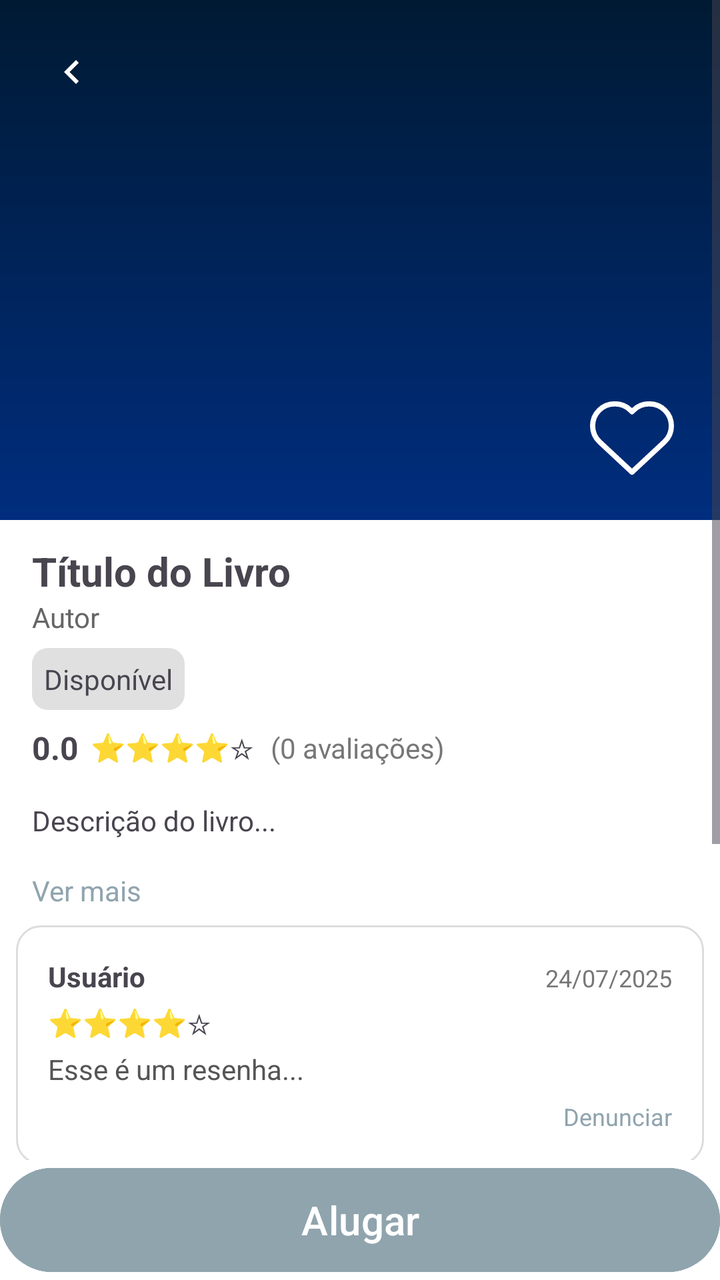
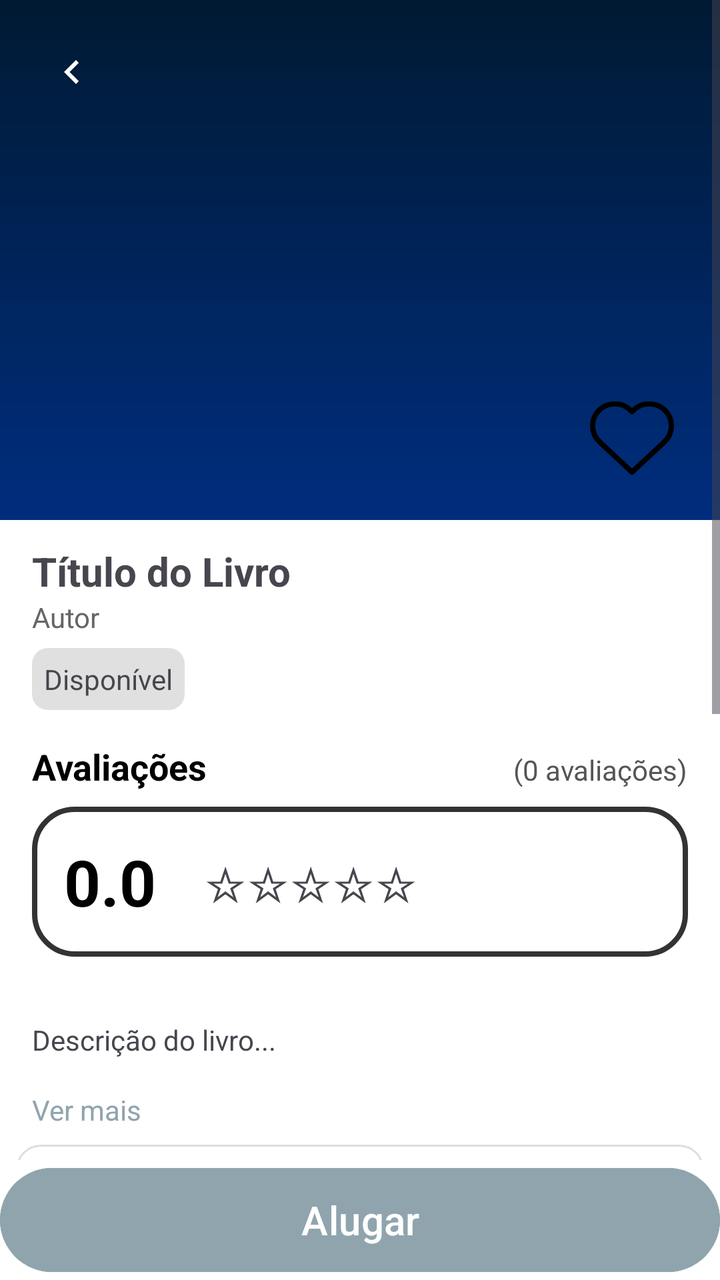

Before-and-after screenshots of an Android layout around one commit, followed by the original layout XML and the change that was made.
<!-- AndroidManifest.xml: application theme Theme.Bibliotecaapp -->
<!-- res/layout/tela_livro.xml -->
<?xml version="1.0" encoding="utf-8"?>
<LinearLayout
    xmlns:android="http://schemas.android.com/apk/res/android"
    xmlns:app="http://schemas.android.com/apk/res-auto"
    xmlns:tools="http://schemas.android.com/tools"
    android:layout_width="match_parent"
    android:layout_height="match_parent"
    android:orientation="vertical"
    android:background="#FFFFFF">

    
    <ScrollView
        android:layout_width="match_parent"
        android:layout_height="0dp"
        android:layout_weight="1">

        <LinearLayout
            android:layout_width="match_parent"
            android:layout_height="wrap_content"
            android:orientation="vertical">

            
            <androidx.constraintlayout.widget.ConstraintLayout
                android:layout_width="match_parent"
                android:layout_height="260dp"
                android:background="@drawable/background_header">

                
                <ImageButton
                    android:id="@+id/btnVoltar"
                    android:layout_width="40dp"
                    android:layout_height="40dp"
                    android:layout_margin="16dp"
                    android:background="?attr/selectableItemBackgroundBorderless"
                    android:src="@drawable/ic_leftarrow"
                    app:layout_constraintTop_toTopOf="parent"
                    app:layout_constraintStart_toStartOf="parent"/>

                
                <ImageView
                    android:id="@+id/imgCapa"
                    android:layout_width="140dp"
                    android:layout_height="200dp"
                    android:scaleType="centerCrop"
                    app:layout_constraintTop_toTopOf="parent"
                    app:layout_constraintBottom_toBottomOf="parent"
                    app:layout_constraintStart_toStartOf="parent"
                    app:layout_constraintEnd_toEndOf="parent"/>


                <ImageButton
                    android:id="@+id/btnCurtir"
                    android:layout_width="56dp"
                    android:layout_height="70dp"
                    android:layout_marginTop="184dp"
                    android:layout_marginEnd="16dp"
                    android:background="?attr/selectableItemBackgroundBorderless"
                    android:src="@drawable/ic_heart"
                    app:layout_constraintEnd_toEndOf="parent"
                    app:layout_constraintTop_toTopOf="parent" />

            </androidx.constraintlayout.widget.ConstraintLayout>

            
            <TextView
                android:id="@+id/txtTitulo"
                android:layout_width="match_parent"
                android:layout_height="wrap_content"
                android:text="Título do Livro"
                android:textStyle="bold"
                android:textSize="20sp"
                android:paddingStart="16dp"
                android:paddingTop="12dp"/>

            
            <TextView
                android:id="@+id/txtAutor"
                android:layout_width="match_parent"
                android:layout_height="wrap_content"
                android:text="Autor"
                android:textColor="#666"
                android:paddingStart="16dp"/>

            
            <TextView
                android:id="@+id/txtStatus"
                android:layout_width="wrap_content"
                android:layout_height="wrap_content"
                android:text="Disponível"
                android:padding="6dp"
                android:layout_marginStart="16dp"
                android:layout_marginTop="6dp"
                android:background="@drawable/bg_status"/>

            
            <LinearLayout
                android:layout_width="match_parent"
                android:layout_height="wrap_content"
                android:orientation="horizontal"
                android:paddingStart="16dp"
                android:paddingTop="8dp"
                android:gravity="center_vertical">

                <TextView
                    android:id="@+id/txtMedia"
                    android:layout_width="wrap_content"
                    android:layout_height="wrap_content"
                    android:text="0.0"
                    android:textStyle="bold"
                    android:textSize="16sp"/>

                <TextView
                    android:id="@+id/txtEstrelasMedia"
                    android:layout_width="wrap_content"
                    android:layout_height="wrap_content"
                    android:text="⭐⭐⭐⭐☆"
                    android:layout_marginStart="6dp"/>

                <TextView
                    android:id="@+id/txtTotalAvaliacoes"
                    android:layout_width="wrap_content"
                    android:layout_height="wrap_content"
                    android:text="(0 avaliações)"
                    android:textColor="#777"
                    android:layout_marginStart="8dp"/>
            </LinearLayout>

            
            <TextView
                android:id="@+id/txtDescricao"
                android:layout_width="match_parent"
                android:layout_height="wrap_content"
                android:text="Descrição do livro..."
                android:maxLines="4"
                android:ellipsize="end"
                android:padding="16dp"/>

            <TextView
                android:id="@+id/btnVerMais"
                android:layout_width="wrap_content"
                android:layout_height="wrap_content"
                android:text="Ver mais"
                android:textColor="@color/padrao_app"
                android:paddingStart="16dp"/>

            
            <include
                android:id="@+id/avaliacao1"
                layout="@layout/item_avaliacao" />

            <include
                android:id="@+id/avaliacao2"
                layout="@layout/item_avaliacao" />

            
            <TextView
                android:id="@+id/txtSemAvaliacoes"
                android:layout_width="match_parent"
                android:layout_height="wrap_content"
                android:text="Nenhuma avaliação ainda. Seja o primeiro a avaliar!"
                android:padding="16dp"
                android:visibility="gone"/>

            
            <LinearLayout
                android:layout_width="match_parent"
                android:layout_height="wrap_content"
                android:orientation="horizontal"
                android:layout_marginHorizontal="16dp"
                android:layout_marginTop="8dp"
                android:layout_marginBottom="8dp">

                <Button
                    android:id="@+id/btnAvaliar"
                    android:layout_width="0dp"
                    android:layout_height="wrap_content"
                    android:layout_weight="1"
                    android:text="Avaliar"
                    android:layout_marginEnd="8dp"
                    android:backgroundTint="@color/padrao_app"
                    android:textColor="#FFFFFF"/>

                <Button
                    android:id="@+id/btnVerAvaliacoes"
                    android:layout_width="0dp"
                    android:layout_height="wrap_content"
                    android:layout_weight="1"
                    android:text="Ver mais avaliações"
                    android:backgroundTint="@color/padrao_app"
                    android:textColor="#FFFFFF"/>

            </LinearLayout>

        </LinearLayout>
    </ScrollView>

    
    <Button
        android:id="@+id/btnAlugar"
        android:layout_width="match_parent"
        android:layout_height="60dp"
        android:text="Alugar"
        android:textSize="20sp"
        android:backgroundTint="@color/padrao_app"
        android:textColor="#FFFFFF"/>

</LinearLayout>
<!-- res/layout/item_avaliacao.xml (included above) -->
<?xml version="1.0" encoding="utf-8"?>
<LinearLayout
    xmlns:android="http://schemas.android.com/apk/res/android"
    android:layout_width="match_parent"
    android:layout_height="wrap_content"
    android:orientation="vertical"
    android:padding="16dp"
    android:background="@drawable/bg_comentario"
    android:layout_margin="8dp">

    
    <LinearLayout
        android:layout_width="match_parent"
        android:layout_height="wrap_content"
        android:orientation="horizontal">

        <TextView android:id="@+id/txtNomeUsuario"
            android:layout_width="0dp"
            android:layout_height="wrap_content"
            android:layout_weight="1"
            android:text="Usuário"
            android:textStyle="bold"/>

        <TextView
            android:id="@+id/txtData"
            android:layout_width="wrap_content"
            android:layout_height="wrap_content"
            android:text="24/07/2025"
            android:textColor="#777"
            android:textSize="12sp" />
    </LinearLayout>

    
    <TextView
        android:id="@+id/txtEstrelas"
        android:layout_width="wrap_content"
        android:layout_height="wrap_content"
        android:text="⭐⭐⭐⭐☆"
        android:textSize="14sp"
        android:layout_marginTop="4dp"/>

    
    <TextView
        android:id="@+id/txtComentario"
        android:layout_width="match_parent"
        android:layout_height="wrap_content"
        android:text="Esse é um resenha..."
        android:textColor="#555"
        android:layout_marginTop="4dp"/>

    
    <TextView
        android:id="@+id/btnDenunciar"
        android:layout_width="wrap_content"
        android:layout_height="wrap_content"
        android:text="Denunciar"
        android:textColor="@color/padrao_app"
        android:textSize="12sp"
        android:layout_gravity="end"
        android:layout_marginTop="6dp"/>

</LinearLayout>
<!-- resources referenced by this layout -->
<resources>
  <color name="padrao_app">#90A4AE</color>
  <!-- drawable background_header (drawable) -->
  <?xml version="1.0" encoding="utf-8"?>
  <shape xmlns:android="http://schemas.android.com/apk/res/android">
  
      <gradient
          android:type="linear"
          android:angle="270"
          android:startColor="#001A33"
          android:endColor="#002D7E" />
  
      <corners android:radius="0dp" />
  
  </shape>
  <!-- drawable bg_comentario (drawable) -->
  <shape xmlns:android="http://schemas.android.com/apk/res/android">
      <solid android:color="#FFFFFF"/>
      <corners android:radius="12dp"/>
      <stroke android:width="1dp" android:color="#DDD"/>
  </shape>
  <!-- drawable bg_status (drawable) -->
  <?xml version="1.0" encoding="utf-8"?>
  <shape xmlns:android="http://schemas.android.com/apk/res/android">
      <solid android:color="#E0E0E0"/>
      <corners android:radius="8dp"/>
  </shape>
  <!-- drawable ic_heart (drawable) -->
  <vector xmlns:android="http://schemas.android.com/apk/res/android"
      android:height="42dp"
      android:viewportHeight="32"
      android:viewportWidth="32"
      android:width="42dp">
  
      <path
          android:fillColor="#00000000"
          android:strokeColor="#FFFFFF"
          android:strokeLineJoin="round"
          android:strokeWidth="2"
          android:pathData="M28.343,17.48L16,29L3.657,17.48C1.962,15.898 1,13.684 1,11.365v0C1,6.745 4.745,3 9.365,3h0.17c2.219,0 4.346,0.881 5.915,2.45L16,6l0.55,-0.55C18.119,3.881 20.246,3 22.465,3h0.17C27.255,3 31,6.745 31,11.365v0C31,13.684 30.038,15.898 28.343,17.48z"/>
  
  </vector>
  <!-- drawable ic_leftarrow (drawable) -->
  <vector xmlns:android="http://schemas.android.com/apk/res/android"
      android:width="24dp"
      android:height="24dp"
      android:viewportWidth="960"
      android:viewportHeight="960">
    <path
        android:pathData="M560,720 L320,480l240,-240 56,56 -184,184 184,184 -56,56Z"
        android:fillColor="#FFFFFF"/>
  </vector>
  <style name="Theme.Bibliotecaapp" parent="Base.Theme.Bibliotecaapp" />
  <style name="Base.Theme.Bibliotecaapp" parent="Theme.Material3.DayNight.NoActionBar">
          
          
      </style>
</resources>

<!-- the commit's change to res/layout/tela_livro.xml (unified diff, before → after) -->
@@ -93,37 +93,9 @@
                 android:background="@drawable/bg_status"/>
 
             
-            <LinearLayout
-                android:layout_width="match_parent"
-                android:layout_height="wrap_content"
-                android:orientation="horizontal"
-                android:paddingStart="16dp"
-                android:paddingTop="8dp"
-                android:gravity="center_vertical">
-
-                <TextView
-                    android:id="@+id/txtMedia"
-                    android:layout_width="wrap_content"
-                    android:layout_height="wrap_content"
-                    android:text="0.0"
-                    android:textStyle="bold"
-                    android:textSize="16sp"/>
-
-                <TextView
-                    android:id="@+id/txtEstrelasMedia"
-                    android:layout_width="wrap_content"
-                    android:layout_height="wrap_content"
-                    android:text="⭐⭐⭐⭐☆"
-                    android:layout_marginStart="6dp"/>
-
-                <TextView
-                    android:id="@+id/txtTotalAvaliacoes"
-                    android:layout_width="wrap_content"
-                    android:layout_height="wrap_content"
-                    android:text="(0 avaliações)"
-                    android:textColor="#777"
-                    android:layout_marginStart="8dp"/>
-            </LinearLayout>
+            <include
+                android:id="@+id/layoutResumo"
+                layout="@layout/layout_resumo_avaliacao" />
 
             
             <TextView
@@ -205,10 +177,72 @@
         android:textColor="#FFFFFF"/>
 
 </LinearLayout>
+<!-- res/layout/layout_resumo_avaliacao.xml (included above) -->
+<?xml version="1.0" encoding="utf-8"?>
+<LinearLayout xmlns:android="http://schemas.android.com/apk/res/android"
+    android:layout_width="match_parent"
+    android:layout_height="wrap_content"
+    android:orientation="vertical"
+    android:padding="16dp">
+
+    <RelativeLayout
+        android:layout_width="match_parent"
+        android:layout_height="wrap_content"
+        android:layout_marginBottom="8dp">
+
+        <TextView
+            android:id="@+id/lblTituloAvaliacoes"
+            android:layout_width="wrap_content"
+            android:layout_height="wrap_content"
+            android:text="Avaliações"
+            android:textSize="18sp"
+            android:textColor="#000000"
+            android:textStyle="bold"
+            android:layout_alignParentStart="true"/>
+
+        <TextView
+            android:id="@+id/txtTotalAvaliacoes"
+            android:layout_width="wrap_content"
+            android:layout_height="wrap_content"
+            android:text="(0 avaliações)"
+            android:textColor="#555555"
+            android:layout_alignParentEnd="true"
+            android:layout_alignBaseline="@id/lblTituloAvaliacoes"/>
+    </RelativeLayout>
+
+    <LinearLayout
+        android:layout_width="match_parent"
+        android:layout_height="wrap_content"
+        android:orientation="horizontal"
+        android:background="@drawable/bg_moldura_avaliacao"
+        android:padding="16dp"
+        android:gravity="center_vertical">
+
+        <TextView
+            android:id="@+id/txtMedia"
+            android:layout_width="wrap_content"
+            android:layout_height="wrap_content"
+            android:text="0.0"
+            android:textSize="32sp"
+            android:textColor="#000000"
+            android:textStyle="bold"
+            android:layout_marginEnd="24dp"/>
+
+        <TextView
+            android:id="@+id/txtEstrelasMedia"
+            android:layout_width="wrap_content"
+            android:layout_height="wrap_content"
+            android:text="☆☆☆☆☆"
+            android:textSize="24sp" />
+
+    </LinearLayout>
+
+</LinearLayout>
 <!-- res/layout/item_avaliacao.xml (included above) -->
 <?xml version="1.0" encoding="utf-8"?>
 <LinearLayout
     xmlns:android="http://schemas.android.com/apk/res/android"
+    xmlns:app="http://schemas.android.com/apk/res-auto"
     android:layout_width="match_parent"
     android:layout_height="wrap_content"
     android:orientation="vertical"
@@ -257,14 +291,58 @@
         android:layout_marginTop="4dp"/>
 
     
-    <TextView
-        android:id="@+id/btnDenunciar"
+    <Button
+        android:id="@+id/btnVerSpoiler"
         android:layout_width="wrap_content"
-        android:layout_height="wrap_content"
-        android:text="Denunciar"
-        android:textColor="@color/padrao_app"
-        android:textSize="12sp"
-        android:layout_gravity="end"
-        android:layout_marginTop="6dp"/>
+        android:layout_height="32dp"
+        android:layout_marginTop="8dp"
+        android:text="Ver Spoiler"
+        android:textSize="10sp"
+        android:backgroundTint="#FFCC00"
+        android:textColor="#000000"
+        android:visibility="gone"
+        tools:visibility="visible"
+        android:paddingHorizontal="8dp"
+        android:minHeight="0dp"
+        android:minWidth="0dp"
+        xmlns:tools="http://schemas.android.com/tools"/>
+
+    
+    <RelativeLayout
+        android:layout_width="match_parent"
+        android:layout_height="wrap_content"
+        android:layout_marginTop="12dp">
+
+        <ImageButton
+            android:id="@+id/btnCurtir"
+            android:layout_width="28dp"
+            android:layout_height="28dp"
+            android:layout_alignParentStart="true"
+            android:layout_centerVertical="true"
+            android:background="?attr/selectableItemBackgroundBorderless"
+            android:src="@drawable/ic_heart"
+            android:scaleType="fitCenter"/>
+
+        <TextView
+            android:id="@+id/txtCurtidas"
+            android:layout_width="wrap_content"
+            android:layout_height="wrap_content"
+            android:layout_toEndOf="@id/btnCurtir"
+            android:layout_centerVertical="true"
+            android:layout_marginStart="4dp"
+            android:text="0"
+            android:textColor="#555"
+            android:textSize="12sp"/>
+
+        <TextView
+            android:id="@+id/btnDenunciar"
+            android:layout_width="wrap_content"
+            android:layout_height="wrap_content"
+            android:layout_alignParentEnd="true"
+            android:layout_centerVertical="true"
+            android:text="Denunciar"
+            android:textColor="@color/padrao_app"
+            android:textSize="12sp"/>
+    </RelativeLayout>
 
 </LinearLayout>
<!-- resource entries referenced after the edit -->
@@ -20,6 +20,13 @@
       <corners android:radius="12dp"/>
       <stroke android:width="1dp" android:color="#DDD"/>
   </shape>
+  <!-- drawable bg_moldura_avaliacao (drawable) -->
+  <?xml version="1.0" encoding="utf-8"?>
+  <shape xmlns:android="http://schemas.android.com/apk/res/android">
+      <solid android:color="#FFFFFF"/>
+      <corners android:radius="20dp"/>
+      <stroke android:width="2.5dp" android:color="#333333"/>
+  </shape>
   <!-- drawable bg_status (drawable) -->
   <?xml version="1.0" encoding="utf-8"?>
   <shape xmlns:android="http://schemas.android.com/apk/res/android">
@@ -35,7 +42,7 @@
   
       <path
           android:fillColor="#00000000"
-          android:strokeColor="#FFFFFF"
+          android:strokeColor="#000000"
           android:strokeLineJoin="round"
           android:strokeWidth="2"
           android:pathData="M28.343,17.48L16,29L3.657,17.48C1.962,15.898 1,13.684 1,11.365v0C1,6.745 4.745,3 9.365,3h0.17c2.219,0 4.346,0.881 5.915,2.45L16,6l0.55,-0.55C18.119,3.881 20.246,3 22.465,3h0.17C27.255,3 31,6.745 31,11.365v0C31,13.684 30.038,15.898 28.343,17.48z"/>
